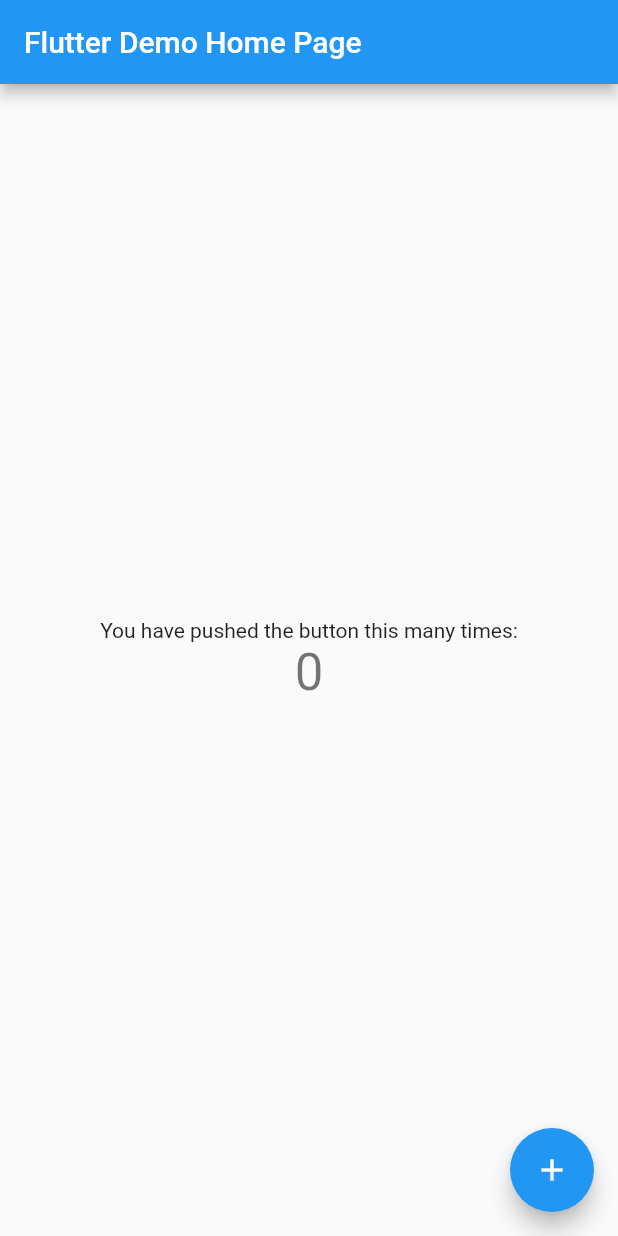
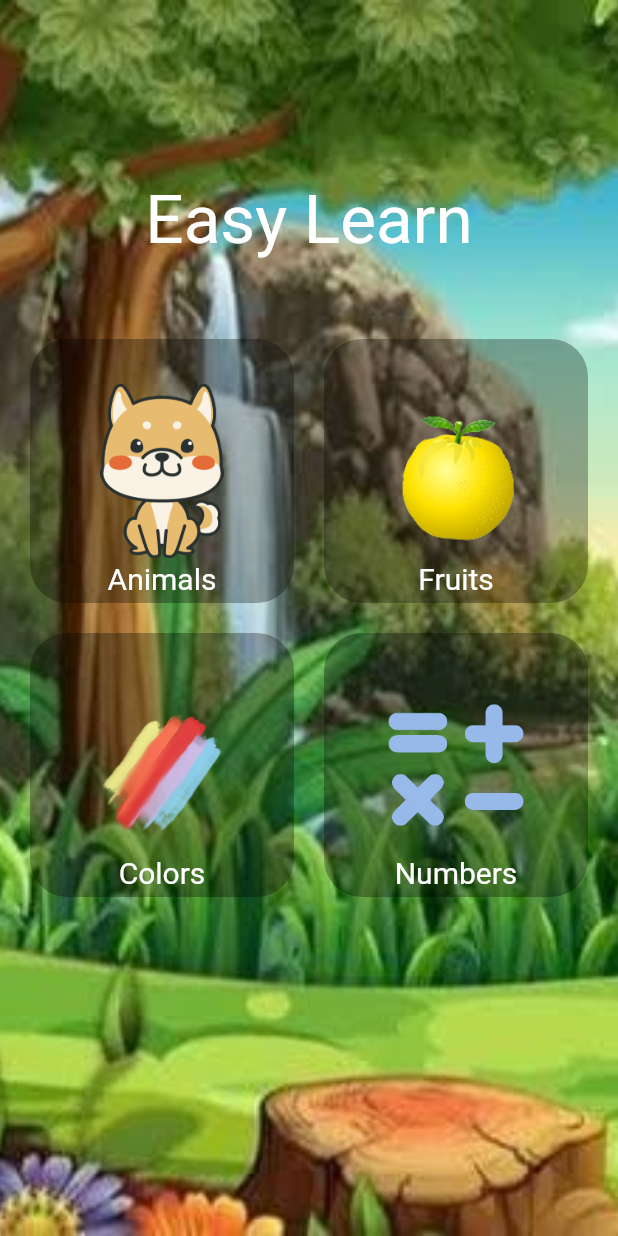
Before and after one commit to Easy-Learn/App, a Flutter app: the screen it shows after launch, on a phone screen of 412 x 824 dp. Run offline on Flutter 3.47's test engine with Material 2 defaults, Android fonts, the phone set to English and light mode, and no system bars.

Commit message:
Added list contents screen

```diff
--- a/lib/main.dart
+++ b/lib/main.dart
@@ -1,115 +1,22 @@
+import 'package:flutter/services.dart';
 import 'package:flutter/material.dart';
 
+import 'package:easy_learn/view/screens/list_contents.dart';
+
 void main() {
-  runApp(const MyApp());
+  WidgetsFlutterBinding.ensureInitialized();
+  SystemChrome.setPreferredOrientations([DeviceOrientation.portraitUp]).then((_) {
+    runApp(const MyApp());
+  });
 }
 
 class MyApp extends StatelessWidget {
   const MyApp({Key? key}) : super(key: key);
 
-  // This widget is the root of your application.
   @override
   Widget build(BuildContext context) {
     return MaterialApp(
-      title: 'Flutter Demo',
-      theme: ThemeData(
-        // This is the theme of your application.
-        //
-        // Try running your application with "flutter run". You'll see the
-        // application has a blue toolbar. Then, without quitting the app, try
-        // changing the primarySwatch below to Colors.green and then invoke
-        // "hot reload" (press "r" in the console where you ran "flutter run",
-        // or simply save your changes to "hot reload" in a Flutter IDE).
-        // Notice that the counter didn't reset back to zero; the application
-        // is not restarted.
-        primarySwatch: Colors.blue,
-      ),
-      home: const MyHomePage(title: 'Flutter Demo Home Page'),
+        home: ListContents()
     );
   }
 }
-
-class MyHomePage extends StatefulWidget {
-  const MyHomePage({Key? key, required this.title}) : super(key: key);
-
-  // This widget is the home page of your application. It is stateful, meaning
-  // that it has a State object (defined below) that contains fields that affect
-  // how it looks.
-
-  // This class is the configuration for the state. It holds the values (in this
-  // case the title) provided by the parent (in this case the App widget) and
-  // used by the build method of the State. Fields in a Widget subclass are
-  // always marked "final".
-
-  final String title;
-
-  @override
-  State<MyHomePage> createState() => _MyHomePageState();
-}
-
-class _MyHomePageState extends State<MyHomePage> {
-  int _counter = 0;
-
-  void _incrementCounter() {
-    setState(() {
-      // This call to setState tells the Flutter framework that something has
-      // changed in this State, which causes it to rerun the build method below
-      // so that the display can reflect the updated values. If we changed
-      // _counter without calling setState(), then the build method would not be
-      // called again, and so nothing would appear to happen.
-      _counter++;
-    });
-  }
-
-  @override
-  Widget build(BuildContext context) {
-    // This method is rerun every time setState is called, for instance as done
-    // by the _incrementCounter method above.
-    //
-    // The Flutter framework has been optimized to make rerunning build methods
-    // fast, so that you can just rebuild anything that needs updating rather
-    // than having to individually change instances of widgets.
-    return Scaffold(
-      appBar: AppBar(
-        // Here we take the value from the MyHomePage object that was created by
-        // the App.build method, and use it to set our appbar title.
-        title: Text(widget.title),
-      ),
-      body: Center(
-        // Center is a layout widget. It takes a single child and positions it
-        // in the middle of the parent.
-        child: Column(
-          // Column is also a layout widget. It takes a list of children and
-          // arranges them vertically. By default, it sizes itself to fit its
-          // children horizontally, and tries to be as tall as its parent.
-          //
-          // Invoke "debug painting" (press "p" in the console, choose the
-          // "Toggle Debug Paint" action from the Flutter Inspector in Android
-          // Studio, or the "Toggle Debug Paint" command in Visual Studio Code)
-          // to see the wireframe for each widget.
-          //
-          // Column has various properties to control how it sizes itself and
-          // how it positions its children. Here we use mainAxisAlignment to
-          // center the children vertically; the main axis here is the vertical
-          // axis because Columns are vertical (the cross axis would be
-          // horizontal).
-          mainAxisAlignment: MainAxisAlignment.center,
-          children: <Widget>[
-            const Text(
-              'You have pushed the button this many times:',
-            ),
-            Text(
-              '$_counter',
-              style: Theme.of(context).textTheme.headline4,
-            ),
-          ],
-        ),
-      ),
-      floatingActionButton: FloatingActionButton(
-        onPressed: _incrementCounter,
-        tooltip: 'Increment',
-        child: const Icon(Icons.add),
-      ), // This trailing comma makes auto-formatting nicer for build methods.
-    );
-  }
-}
--- /dev/null
+++ b/lib/view/screens/list_contents.dart
@@ -0,0 +1,73 @@
+import 'package:flutter/material.dart';
+
+import 'package:easy_learn/view/widgets/list_contents_box.dart';
+
+class ListContents extends StatelessWidget {
+  ListContents({Key? key}) : super(key: key);
+
+  final List<dynamic> listContents = [
+    {
+        "name": "Animals"
+    },
+    {
+        "name": "Fruits"
+    },
+    {
+        "name": "Colors"
+    },
+    {
+        "name": "Numbers"
+    }
+  ];
+
+  @override
+  Widget build(BuildContext context) {
+    return Scaffold(
+        body: Container(
+            decoration: const BoxDecoration(
+                image: DecorationImage(
+                    image: AssetImage('assets/images/list_contents_bg.jpg'),
+                    fit: BoxFit.cover
+                )
+            ),
+            child: Stack(
+              children: [
+                Container(
+                  margin: const EdgeInsets.only(top: 120.0),
+                  child: SizedBox.expand(
+                    child: Column(
+                      mainAxisAlignment: MainAxisAlignment.start,
+                      crossAxisAlignment: CrossAxisAlignment.center,
+                      children: const [
+                        Text("Easy Learn", style: TextStyle(fontSize: 45, color: Colors.white,),),
+                      ]
+                    ),
+                  ),
+                ),
+                Container(
+                  margin: const EdgeInsets.all(20),
+                  alignment: Alignment.center,
+                  child: GridView.builder(
+                    physics: const NeverScrollableScrollPhysics(),
+                    shrinkWrap: true,
+                    gridDelegate: const SliverGridDelegateWithMaxCrossAxisExtent(
+                      maxCrossAxisExtent: 200,
+                      childAspectRatio: 2 / 2,
+                      crossAxisSpacing: 20,
+                      mainAxisSpacing: 20
+                    ),
+                    itemCount: 4,
+                    itemBuilder: (BuildContext ctx, index) {
+                      return ListContentsBox(
+                        imagePath: 'assets/images/list_contents_${listContents[index]["name"].toLowerCase()}.png',
+                        title: listContents[index]["name"]
+                      );
+                    },
+                  ),
+                ),
+              ]
+            ),
+        )
+    );
+  }
+}
--- /dev/null
+++ b/lib/view/widgets/list_contents_box.dart
@@ -0,0 +1,45 @@
+import 'package:flutter/material.dart';
+
+class ListContentsBox extends StatelessWidget {
+  const ListContentsBox({Key? key, required this.imagePath, required this.title}) : super(key: key);
+
+  final String imagePath;
+  final String title;
+
+  @override
+  Widget build(BuildContext context) {
+    return InkWell(
+      onTap: (){},
+      child: Container(
+        padding: const EdgeInsets.all(5.0),
+        decoration: BoxDecoration(
+          color: Colors.black.withOpacity(0.3),
+          borderRadius: const BorderRadius.all(Radius.circular(25.0))
+        ),
+        child: Stack(
+          children: [
+            Container(
+              margin: const EdgeInsets.all(25.0),
+              decoration: BoxDecoration(
+                image: DecorationImage(
+                  image: AssetImage(imagePath)
+                )
+              ),
+              width: 300,
+              height: 300,
+            ),
+            SizedBox.expand(
+              child: Row(
+                mainAxisAlignment: MainAxisAlignment.center,
+                crossAxisAlignment: CrossAxisAlignment.end,
+                children: [
+                  Text(title, style: const TextStyle(fontSize: 20, color: Colors.white),)
+                ],
+              ),
+            )
+          ],
+        )
+      ),
+    );
+  }
+}
--- a/pubspec.yaml
+++ b/pubspec.yaml
@@ -58,9 +58,8 @@
   uses-material-design: true
 
   # To add assets to your application, add an assets section, like this:
-  # assets:
-  #   - images/a_dot_burr.jpeg
-  #   - images/a_dot_ham.jpeg
+  assets:
+    - assets/images/
 
   # An image asset can refer to one or more resolution-specific "variants", see
   # https://flutter.dev/assets-and-images/#resolution-aware.
```
Also changed, not shown: assets/images/list_contents_animals.png (added), assets/images/list_contents_bg.jpg (added), assets/images/list_contents_colors.png (added), assets/images/list_contents_fruits.png (added), assets/images/list_contents_numbers.png (added).
